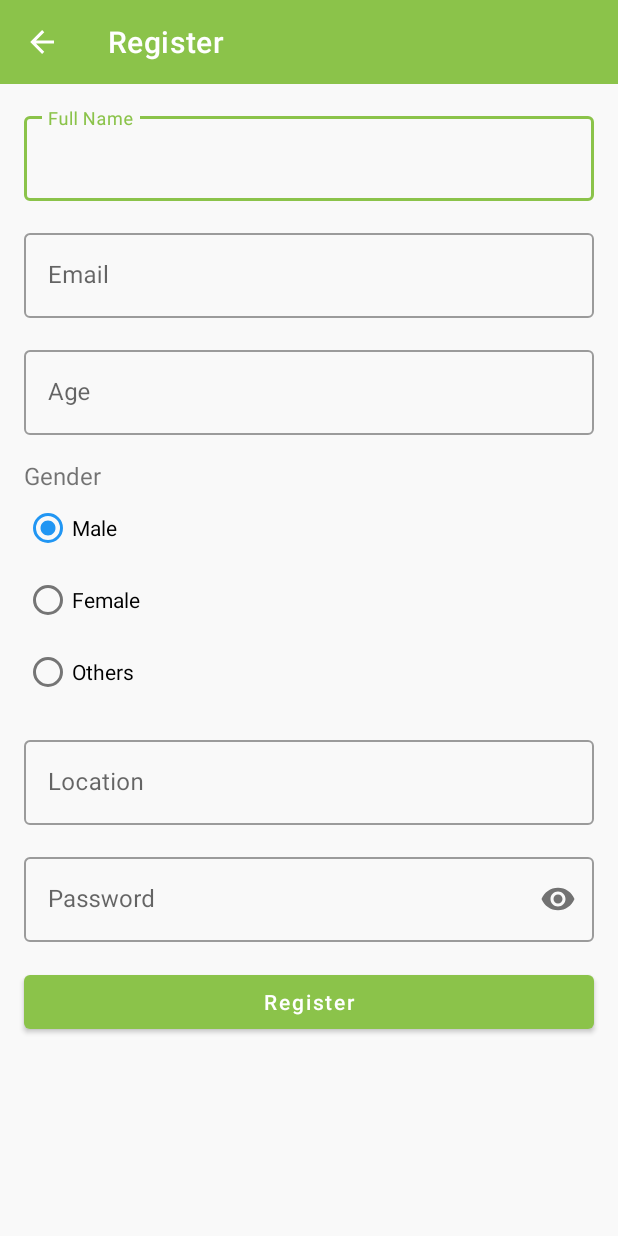
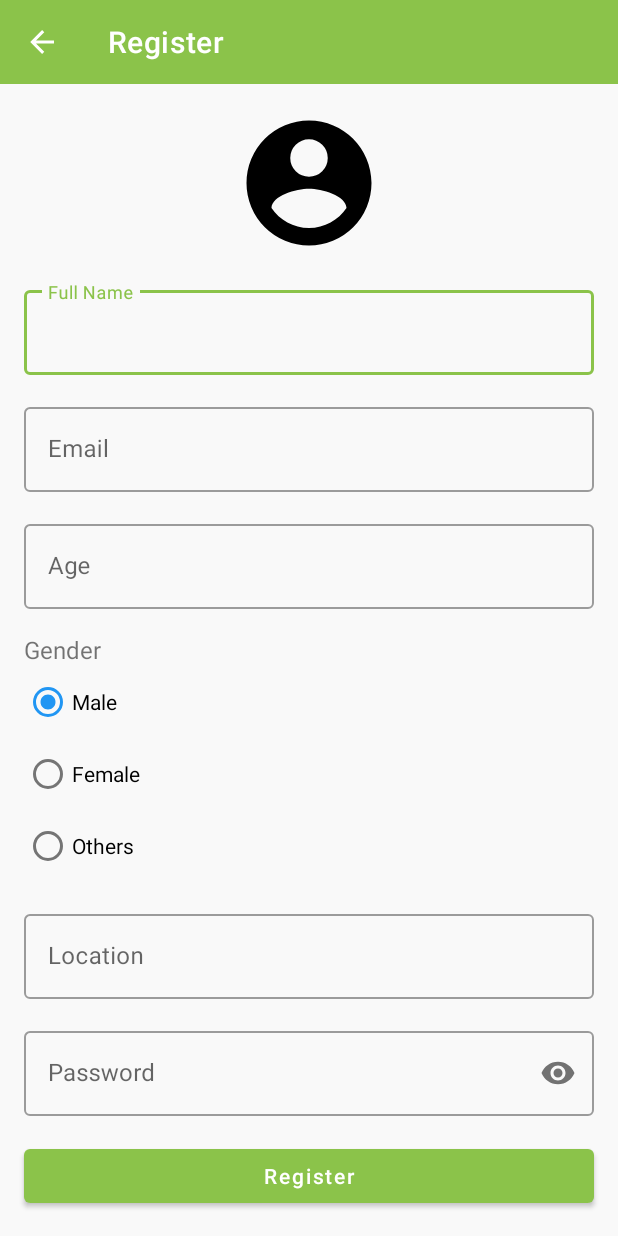
Before and after one commit to gaurav-likeminds/Earthsaver, an Android app: the RegistrationActivity screen opened directly, with no data from a screen before it, on a phone screen of 412 x 824 dp. Run offline under Robolectric (Android 15) with nearby library versions, the phone set to English and light mode, and no system bars; our stand-ins replace CircleImageView, Firebase (no records; nobody signed in at launch, a user with empty details on screens opened directly), data binding; pictures from the network do not load.

Commit message:
upload profile

```diff
--- a/app/src/main/AndroidManifest.xml
+++ b/app/src/main/AndroidManifest.xml
@@ -1,5 +1,6 @@
 <?xml version="1.0" encoding="utf-8"?>
 <manifest xmlns:android="http://schemas.android.com/apk/res/android"
+    xmlns:tools="http://schemas.android.com/tools"
     package="com.globalwarming.earthsaver">
 
     <uses-permission android:name="android.permission.INTERNET" />
@@ -9,7 +10,8 @@
         android:icon="@mipmap/ic_launcher"
         android:label="@string/app_name"
         android:supportsRtl="true"
-        android:theme="@style/Theme.EarthSaver">
+        android:theme="@style/Theme.EarthSaver"
+        tools:ignore="AllowBackup">
         <activity
             android:name=".ForgotPasswordActivity"
             android:screenOrientation="portrait" />
--- /dev/null
+++ b/app/src/main/res/drawable/ic_account.xml
@@ -0,0 +1,7 @@
+<vector xmlns:android="http://schemas.android.com/apk/res/android"
+    android:height="24dp"
+    android:width="24dp"
+    android:viewportWidth="24"
+    android:viewportHeight="24">
+    <path android:fillColor="@color/black" android:pathData="M12,19.2C9.5,19.2 7.29,17.92 6,16C6.03,14 10,12.9 12,12.9C14,12.9 17.97,14 18,16C16.71,17.92 14.5,19.2 12,19.2M12,5A3,3 0 0,1 15,8A3,3 0 0,1 12,11A3,3 0 0,1 9,8A3,3 0 0,1 12,5M12,2A10,10 0 0,0 2,12A10,10 0 0,0 12,22A10,10 0 0,0 22,12C22,6.47 17.5,2 12,2Z" />
+</vector>
--- a/app/src/main/res/layout/activity_registration.xml
+++ b/app/src/main/res/layout/activity_registration.xml
@@ -1,17 +1,12 @@
 <?xml version="1.0" encoding="utf-8"?>
-<layout>
+<layout xmlns:android="http://schemas.android.com/apk/res/android"
+    xmlns:app="http://schemas.android.com/apk/res-auto"
+    xmlns:tools="http://schemas.android.com/tools">
 
-    <ScrollView xmlns:android="http://schemas.android.com/apk/res/android"
-        xmlns:app="http://schemas.android.com/apk/res-auto"
-        xmlns:tools="http://schemas.android.com/tools"
+    <androidx.constraintlayout.widget.ConstraintLayout
         android:layout_width="match_parent"
         android:layout_height="match_parent"
         tools:context=".RegistrationActivity">
-
-        <androidx.constraintlayout.widget.ConstraintLayout
-            android:layout_width="match_parent"
-            android:layout_height="wrap_content"
-            android:orientation="vertical">
 
         <androidx.appcompat.widget.Toolbar
             android:id="@+id/toolbar"
@@ -25,6 +20,29 @@
             app:title="Register"
             app:titleTextColor="@color/white" />
 
+        <ScrollView
+            android:layout_width="match_parent"
+            android:layout_height="0dp"
+            app:layout_constraintBottom_toBottomOf="parent"
+            app:layout_constraintEnd_toEndOf="parent"
+            app:layout_constraintStart_toStartOf="parent"
+            app:layout_constraintTop_toBottomOf="@+id/toolbar">
+
+            <androidx.constraintlayout.widget.ConstraintLayout
+                android:layout_width="match_parent"
+                android:layout_height="wrap_content"
+                android:orientation="vertical">
+
+                <de.hdodenhof.circleimageview.CircleImageView
+                    android:id="@+id/profile"
+                    android:layout_width="100dp"
+                    android:layout_height="100dp"
+                    android:layout_margin="16dp"
+                    android:src="@drawable/ic_account"
+                    app:layout_constraintEnd_toEndOf="parent"
+                    app:layout_constraintStart_toStartOf="parent"
+                    app:layout_constraintTop_toTopOf="parent" />
+
                 <com.google.android.material.textfield.TextInputLayout
                     android:id="@+id/editTextName"
                     style="@style/Widget.MaterialComponents.TextInputLayout.OutlinedBox"
@@ -34,7 +52,7 @@
                     android:hint="Full Name"
                     app:layout_constraintEnd_toEndOf="parent"
                     app:layout_constraintStart_toStartOf="parent"
-                app:layout_constraintTop_toBottomOf="@+id/toolbar">
+                    app:layout_constraintTop_toBottomOf="@+id/profile">
 
                     <com.google.android.material.textfield.TextInputEditText
                         android:layout_width="match_parent"
@@ -167,4 +185,6 @@
 
         </ScrollView>
 
+    </androidx.constraintlayout.widget.ConstraintLayout>
+
 </layout>
```
Also changed, not shown: app/src/main/java/com/globalwarming/earthsaver/RegistrationActivity.kt (+58 -2 lines), app/src/main/res/drawable/ic_camera.xml (added, +7 -0 lines). Lines whose indentation alone changed are shown as unchanged.
